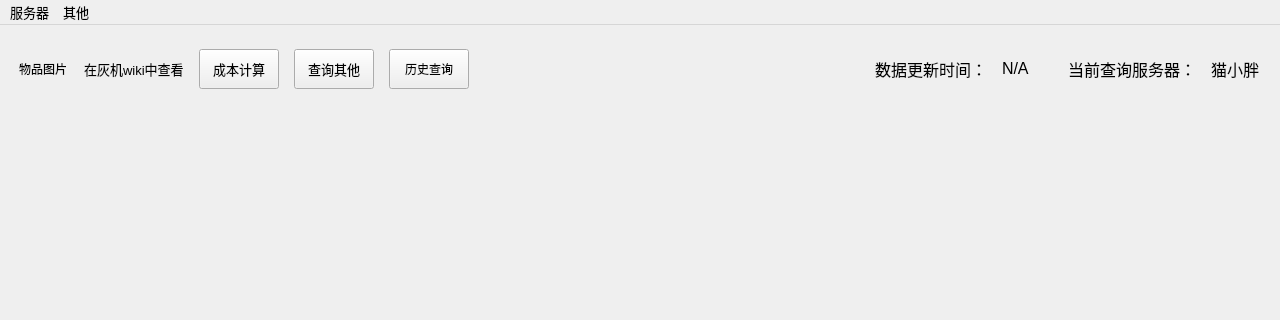
Before: the Qt Designer form UI/main_window.ui in NagaResst/Paissa, drawn with Qt 5; both pictures show x 0 to 1280 and y 0 to 320 of the 1280 by 800 pixel window.
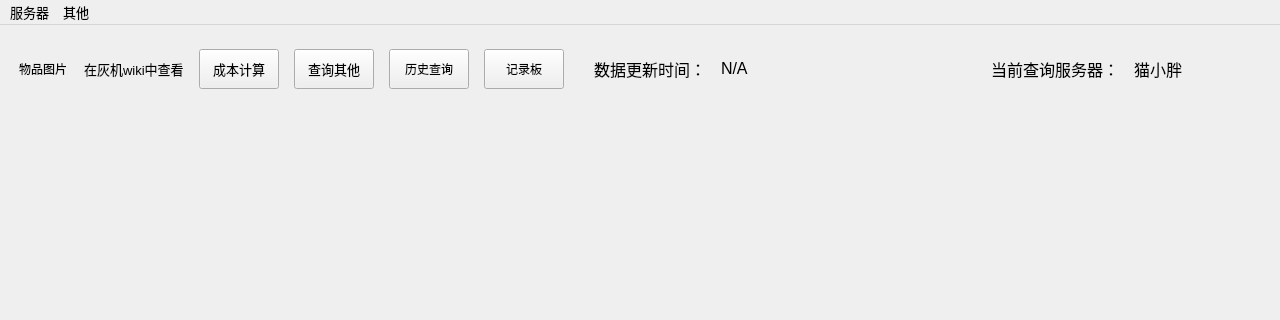
After: the same form once the commit is applied.

Diff of the .ui file:
```diff
--- a/UI/main_window.ui
+++ b/UI/main_window.ui
@@ -58,7 +58,7 @@
       </property>
       <layout class="QGridLayout" name="gridLayout_3">
        <item row="0" column="0">
-        <layout class="QHBoxLayout" name="horizontalLayout" stretch="0,0,0,0,0,10,1,2,1">
+        <layout class="QHBoxLayout" name="horizontalLayout" stretch="0,0,0,0,0,10,1,2,1,0">
          <property name="spacing">
           <number>15</number>
          </property>
@@ -178,6 +178,25 @@
            </property>
           </widget>
          </item>
+         <item>
+          <widget class="QPushButton" name="note_panel">
+           <property name="sizePolicy">
+            <sizepolicy hsizetype="Fixed" vsizetype="Fixed">
+             <horstretch>0</horstretch>
+             <verstretch>0</verstretch>
+            </sizepolicy>
+           </property>
+           <property name="minimumSize">
+            <size>
+             <width>80</width>
+             <height>40</height>
+            </size>
+           </property>
+           <property name="text">
+            <string>记录板</string>
+           </property>
+          </widget>
+         </item>
          <item alignment="Qt::AlignRight">
           <widget class="QLabel" name="show_text_uptime">
            <property name="sizePolicy">
```
Left out of the diff: 2 changed lines with no effect on the pictures.
